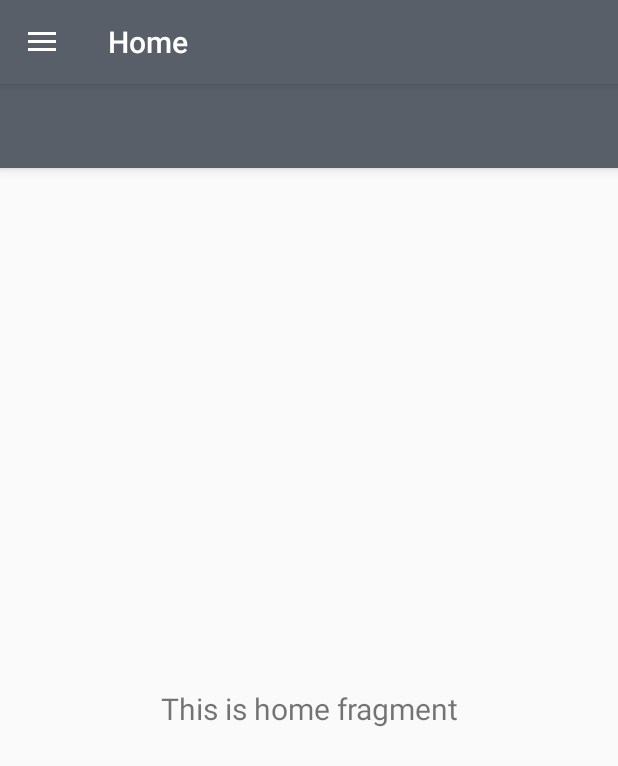
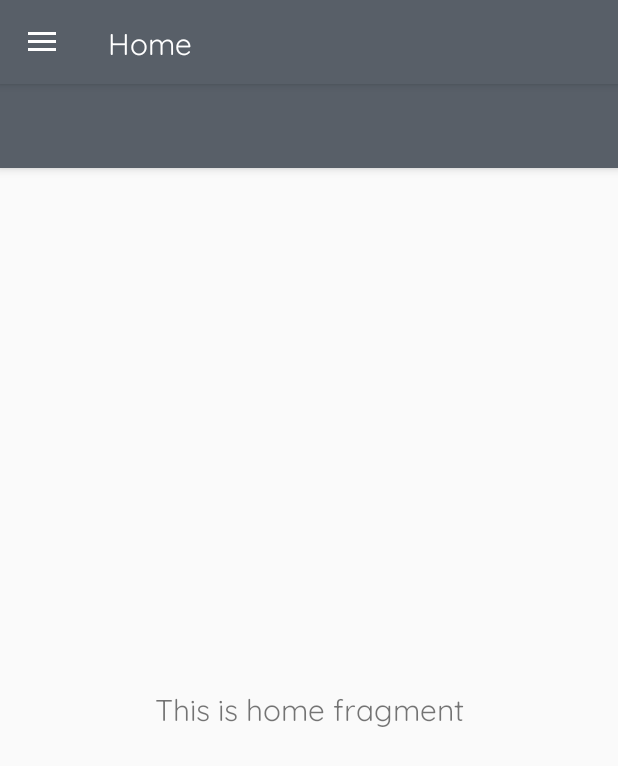
Before and after one commit to carlocorradini/racer, an Android app: the MainActivity screen opened directly, with no data from a screen before it, on a phone screen of 412 x 824 dp. Shown: the top 766 px of the screen. Run offline under Robolectric (Android 15) with nearby library versions, the phone set to English and light mode, and no system bars; our stand-ins replace navigation-ui; 1 statement that could not run was skipped.

Commit message:
Added quicksand font

```diff
--- /dev/null
+++ b/app/src/main/res/font/quicksand.xml
@@ -0,0 +1,39 @@
+<?xml version="1.0" encoding="utf-8"?>
+<font-family xmlns:android="http://schemas.android.com/apk/res/android"
+    xmlns:app="http://schemas.android.com/apk/res-auto">
+    <font
+        android:font="@font/quicksand_light"
+        android:fontStyle="normal"
+        android:fontWeight="300"
+        app:font="@font/quicksand_light"
+        app:fontStyle="normal"
+        app:fontWeight="300" />
+    <font
+        android:font="@font/quicksand_regular"
+        android:fontStyle="normal"
+        android:fontWeight="400"
+        app:font="@font/quicksand_regular"
+        app:fontStyle="normal"
+        app:fontWeight="400" />
+    <font
+        android:font="@font/quicksand_medium"
+        android:fontStyle="normal"
+        android:fontWeight="500"
+        app:font="@font/quicksand_medium"
+        app:fontStyle="normal"
+        app:fontWeight="500" />
+    <font
+        android:font="@font/quicksand_semibold"
+        android:fontStyle="normal"
+        android:fontWeight="600"
+        app:font="@font/quicksand_semibold"
+        app:fontStyle="normal"
+        app:fontWeight="600" />
+    <font
+        android:font="@font/quicksand_bold"
+        android:fontStyle="normal"
+        android:fontWeight="700"
+        app:font="@font/quicksand_bold"
+        app:fontStyle="normal"
+        app:fontWeight="700" />
+</font-family>
--- a/app/src/main/res/values/styles.xml
+++ b/app/src/main/res/values/styles.xml
@@ -4,6 +4,8 @@
         <item name="colorPrimary">@color/colorPrimary</item>
         <item name="colorPrimaryDark">@color/colorPrimaryDark</item>
         <item name="colorAccent">@color/colorAccent</item>
+        <item name="font">@font/quicksand</item>
+        <item name="fontFamily">@font/quicksand</item>
     </style>
 
     <style name="AppTheme.NoActionBar">
```
Also changed, not shown: app/src/main/res/font/quicksand_bold.ttf (added), app/src/main/res/font/quicksand_light.ttf (added), app/src/main/res/font/quicksand_medium.ttf (added), app/src/main/res/font/quicksand_regular.ttf (added), app/src/main/res/font/quicksand_semibold.ttf (added).
